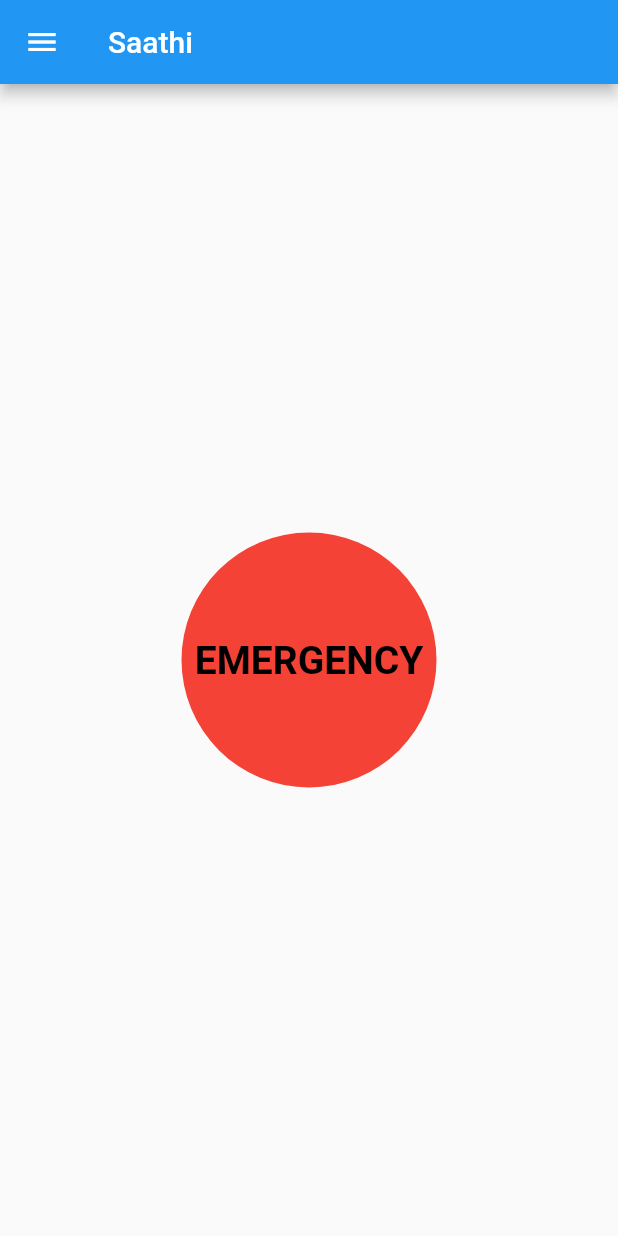
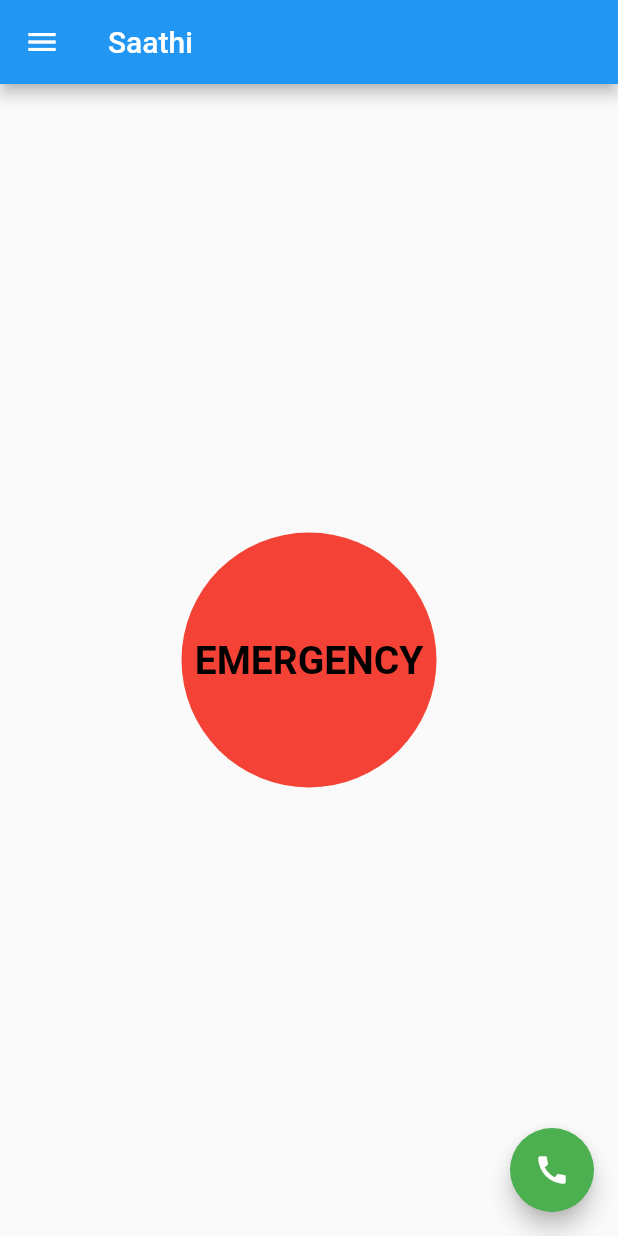
Before and after one commit to guneet446/saathi, a Flutter app: the screen it shows once a user with an empty profile is signed in, on a phone screen of 412 x 824 dp. Run offline on Flutter 3.47's test engine with Material 2 defaults, Android fonts, the phone set to English and light mode, and no system bars; our stand-ins replace cloud_firestore, firebase_auth, get_it, image_picker; accounts and stored records are empty.

Commit message:
Updated home page

```diff
--- a/saathi/lib/main.dart
+++ b/saathi/lib/main.dart
@@ -104,6 +104,15 @@ class _MyHomePageState extends State<MyHomePage> {
           ),
         ),
       ),
+
+      floatingActionButton: FloatingActionButton(
+        onPressed: () {
+          //launch for  direct calling
+        },
+        child: Icon(Icons.call),
+        backgroundColor: Colors.green,
+      ),
+
 
       drawer: Drawer(
         // Add a ListView to the drawer. This ensures the user can scroll
```
